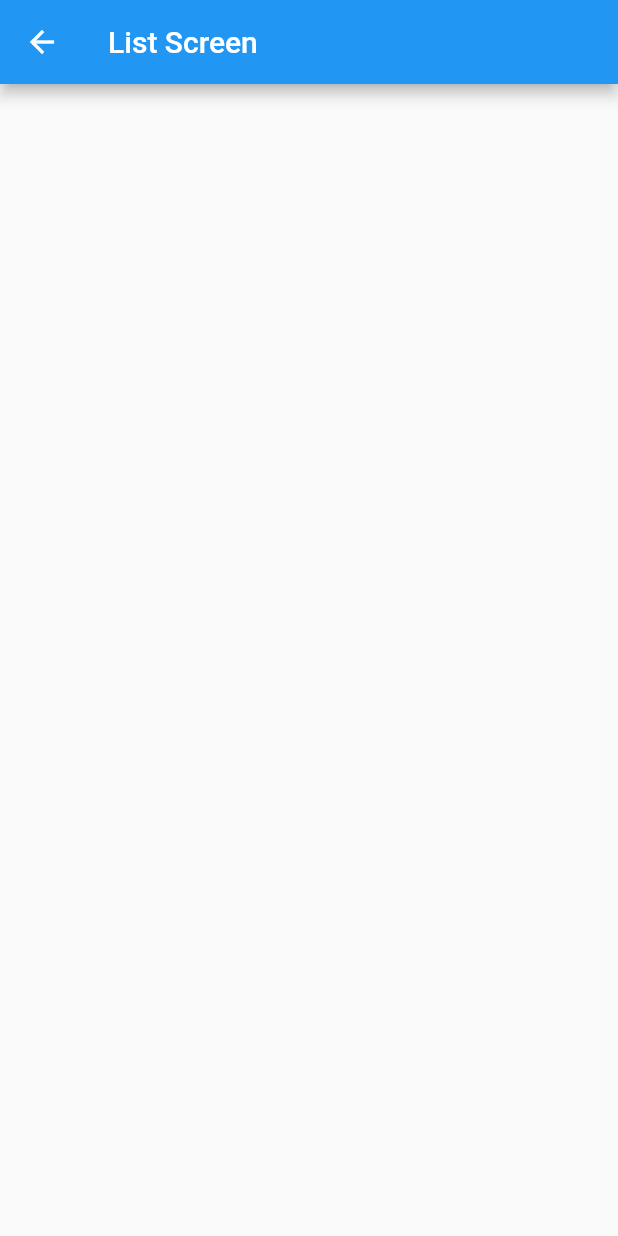
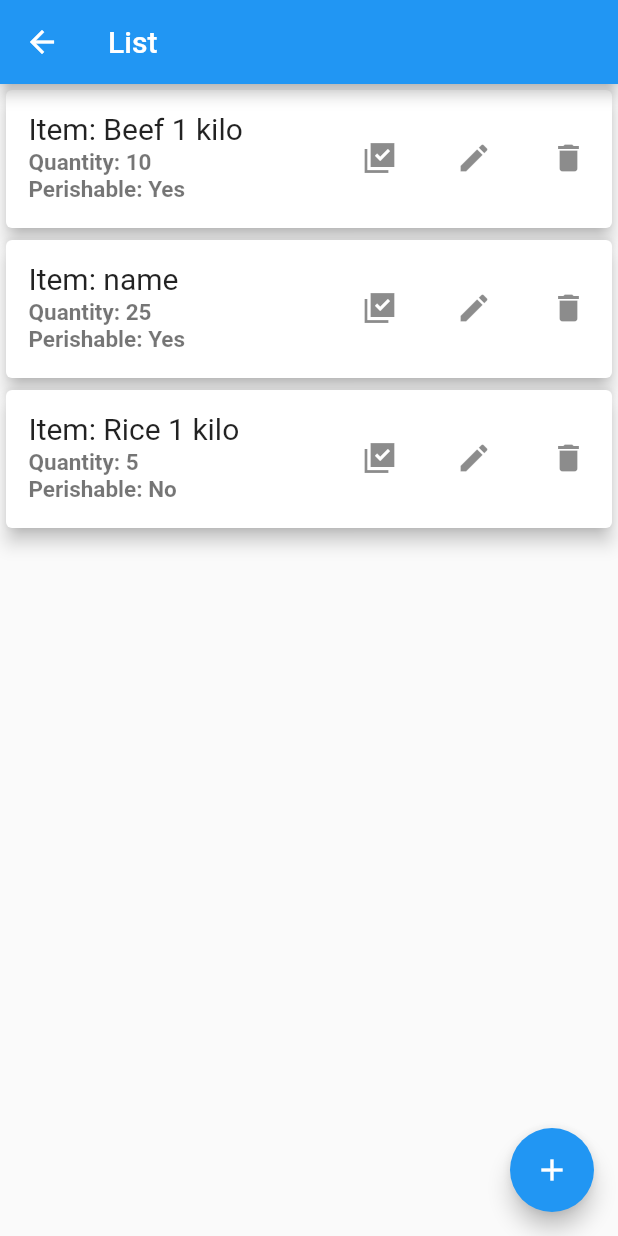
Before and after one commit to Noob-Coder-Alan/guripat, a Flutter app: the ListScreen screen opened directly, on a phone screen of 412 x 824 dp. Run offline on Flutter 3.47's test engine with Material 2 defaults, Android fonts, the phone set to English and light mode, and no system bars; our stand-ins replace graphql, shared_preferences; accounts and stored records are empty.

Commit message:
feat: added list tiles and add button

```diff
--- a/frontend/lib/features/list/item_list_screen.dart
+++ b/frontend/lib/features/list/item_list_screen.dart
@@ -1,4 +1,10 @@
 import 'package:flutter/material.dart';
+import 'package:frontend/core/state/app_state.dart';
+import 'package:frontend/features/list/widgets/item_tile.dart';
+import 'package:frontend/models/item.dart';
+import 'package:frontend/providers/item_provider.dart';
+import 'package:graphql/client.dart';
+import 'package:provider/provider.dart';
 
 class ListScreen extends StatefulWidget {
   @override
@@ -6,13 +12,187 @@ class ListScreen extends StatefulWidget {
 }
 
 class _ListScreenState extends State<ListScreen> {
+
+  late AppState state;
+  late List<Item> items;
+  Map itemType = {
+    "Perishable": true,
+    "Non-Perishable": false
+  };
+
+  String itemTypeInput = "Perishable";
+
+
+
+  // dropped mvp archi because it was too tedious to accomplish
+  Widget buildList(){
+    if(state == AppState.done){
+      return Container(
+        child: ListView.builder(
+            itemCount: items.length,
+            itemBuilder: (contex, index) {
+              return ItemListTile(
+                  item: items[index],
+                  functionOnTap: (){print("Open!");});
+            }),
+      );
+    } else if(state == AppState.loading){
+      return Center(child: CircularProgressIndicator());
+
+
+
+    } else {
+      return Center(
+        child: Column(
+          mainAxisAlignment: MainAxisAlignment.center,
+          crossAxisAlignment: CrossAxisAlignment.center,
+          children: [
+            Text("Oops, it looks like you've entered an invalid code!"),
+            SizedBox(height: 15),
+            ElevatedButton(
+                onPressed: () async {
+                  setState(() {
+                    state = AppState.done;
+                  });
+                },
+                child: Text("Okay")
+            ),
+          ],
+        ),
+      );
+    }
+  }
+
+  @override
+  void initState(){
+    items = [
+      Item(id: 2, name: "Beef 1 kilo", isPerishable: true, quantity: 10),
+      Item(id: 3, name: "name", isPerishable: true, quantity: 25),
+      Item(id: 1, name: "Rice 1 kilo", isPerishable: false, quantity: 5),
+    ];
+
+    state = AppState.done;
+    super.initState();
+  }
+
   @override
   Widget build(BuildContext context) {
-    return Scaffold(
-      appBar: AppBar(
-        title: Text("List Screen"),
+    // return Consumer<ItemProvider>(
+      // builder: (context, provider, child) {
+        // provider.datasource.client = GraphQLClient(
+        //   link: HttpLink('http://localhost:5000/graphql'),
+        //   cache: GraphQLCache());
+        return Scaffold(
+          floatingActionButton: FloatingActionButton(
+            child: Icon(Icons.add),
+            onPressed: showMyDialog,
+          ),
+          appBar: AppBar(
+            title: Text("List"),
+          ),
+
+          body: buildList()
+        );
+      // },
+    // );
+  }
+
+  Widget alertDialog(){
+    return AlertDialog(
+      title: Text("Add Item"),
+      content: SingleChildScrollView(
+        child: Column(
+          children: [
+            TextFormField(
+              key: Key("name"),
+              initialValue: "",
+              decoration: InputDecoration(
+                labelText: '  Name',
+                border: OutlineInputBorder(
+                  borderRadius: BorderRadius.circular(5),
+                ),
+              ),
+              validator: (value) {
+                if (value == "") {
+                  return "A name is required!";
+                }
+                return null;
+              },
+              onChanged: (value) {
+              },
+            ),
+            SizedBox(height: 15),
+            TextFormField(
+              key: Key("quantity"),
+              initialValue: "",
+              decoration: InputDecoration(
+                labelText: '  Quantity',
+                border: OutlineInputBorder(
+                  borderRadius: BorderRadius.circular(5),
+                ),
+              ),
+              validator: (value) {
+                if (int.tryParse(value!) == null) {
+                  return "A name is required!";
+                }
+                return null;
+              },
+              onChanged: (value) {
+              },
+            ),
+            DropdownButton<String>(
+              value: itemTypeInput,
+              icon: const Icon(Icons.arrow_downward),
+              iconSize: 24,
+              elevation: 16,
+              style: const TextStyle(
+                color: Colors.deepPurple
+              ),
+              underline: Container(
+                height: 2,
+                color: Colors.deepPurpleAccent,
+              ),
+              onChanged: (String? newValue) {
+                setState(() {
+                  itemTypeInput = newValue!;
+                });
+              },
+              items: <String>['Perishable', 'Non-Perishable']
+                .map<DropdownMenuItem<String>>((String value) {
+                  return DropdownMenuItem<String>(
+                    value: value,
+                    child: Text(value),
+                  );
+                })
+                .toList(),
+            ),
+          ],
+        ),
       ),
-      body: Container(),
+      actions: [
+        TextButton(
+          child: Text("Submit"),
+          onPressed: (){
+            Navigator.of(context).pop();
+          }
+        ),
+        TextButton(
+          child: Text("Cancel"),
+          onPressed: (){
+            Navigator.of(context).pop();
+          }
+        ),
+      ],
     );
-  }
 }
+
+Future<void> showMyDialog() async {
+  return showDialog<void>(
+    context: context,
+    barrierDismissible: false,
+    builder: (BuildContext context) {
+      return alertDialog();
+    },
+  );
+}
+}
--- /dev/null
+++ b/frontend/lib/features/list/widgets/item_tile.dart
@@ -0,0 +1,53 @@
+import 'package:flutter/material.dart';
+import 'package:frontend/models/item.dart';
+
+class ItemListTile extends StatelessWidget {
+  final Item item;
+  final Function functionOnTap;
+
+  const ItemListTile({
+    Key? key,
+    required this.item,
+    required this.functionOnTap
+  })
+      : super(key: key);
+
+  @override
+  Widget build(BuildContext context) {
+    return Container(
+      height: 100,
+      child: Card(
+          child: ListTile(
+              contentPadding: EdgeInsets.only(left: 15, bottom: 5, top: 5, right: 5),
+              // leading: Icon(Icons.done),
+              trailing: Wrap(
+                spacing: 15, // space between two icons
+                children: <Widget>[
+                  IconButton(onPressed: (){print("Delete: ${item.name}");}, icon:  Icon(Icons.library_add_check_sharp)),
+                  IconButton(onPressed: (){print("Delete: ${item.name}");}, icon:  Icon(Icons.edit)),
+                  IconButton(onPressed: (){print("Delete: ${item.name}");}, icon:  Icon(Icons.delete))
+                ],
+              ),
+              isThreeLine: true,
+              title: Text(
+                "Item: ${item.name}",
+                style: TextStyle(
+                  fontWeight: FontWeight.normal,
+                  fontSize: 20,
+                ),
+              ),
+              subtitle: Text(
+                'Quantity: ${item.quantity} \nPerishable: ${item.isPerishable ? "Yes" : "No"}',
+                style: TextStyle(
+                  fontWeight: FontWeight.bold,
+                  fontSize: 15,
+                ),
+              ),
+              onTap: () async {
+                functionOnTap();
+              }),
+          elevation: 5,
+      ),
+    );
+  }
+}
```
